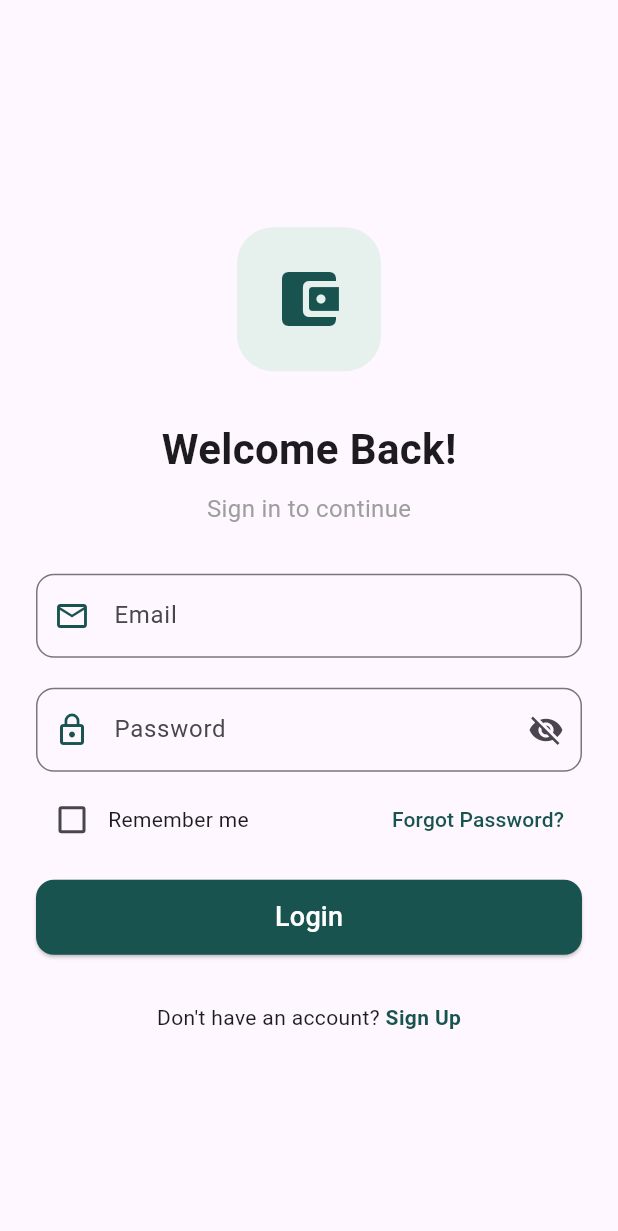
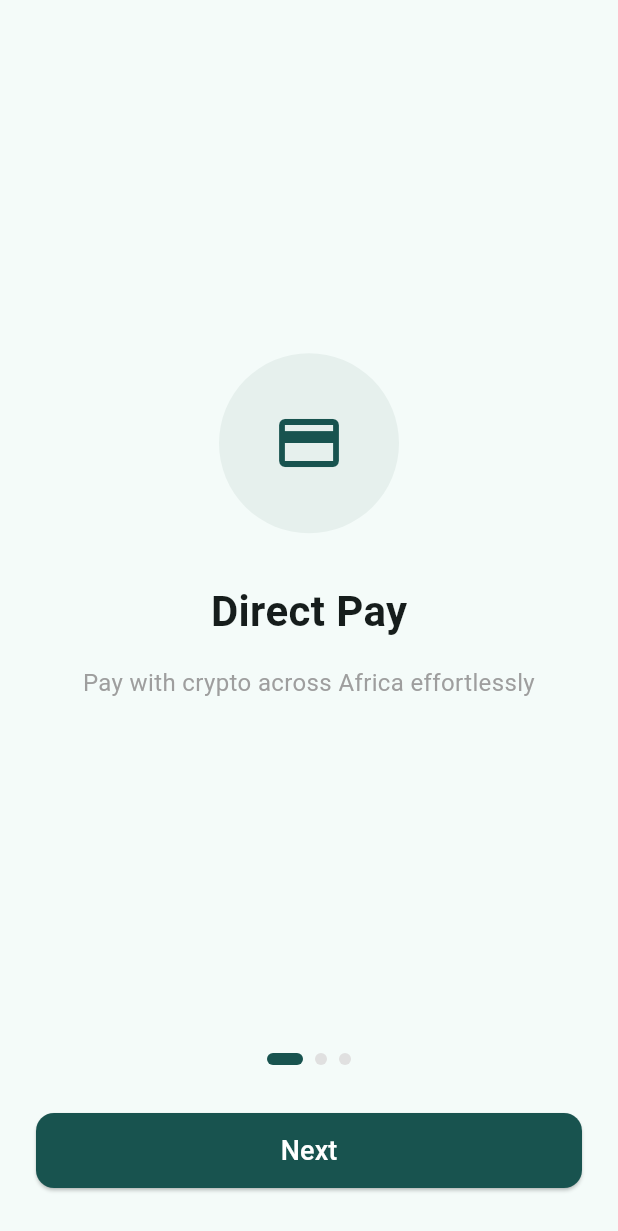
Before and after one commit to Daniel-Kav/Pretium-finance-app, a Flutter app: the screen it shows after launch, on a phone screen of 412 x 824 dp. Shown: the top 1231 px of the screen. Run offline on Flutter 3.47's test engine with Material 3 defaults, Android fonts, the phone set to English and light mode, and no system bars.

Commit message:
feat: add DirectPaySplash screen and update app theme
Introduce a new splash screen for Direct Pay, replacing the initial LoginPage as the home screen. Update the app title and theme colors to align with the new branding.

```diff
--- /dev/null
+++ b/pretium/lib/Splash/direct_pay_splash.dart
@@ -0,0 +1,112 @@
+import 'package:flutter/material.dart';
+import '../login_page.dart';
+
+class DirectPaySplash extends StatelessWidget {
+  const DirectPaySplash({Key? key}) : super(key: key);
+
+  @override
+  Widget build(BuildContext context) {
+    return Scaffold(
+      body: SafeArea(
+        child: Padding(
+          padding: const EdgeInsets.symmetric(horizontal: 24.0),
+          child: Column(
+            children: [
+              const Spacer(),
+              // Direct Pay Icon
+              Container(
+                width: 120,
+                height: 120,
+                decoration: BoxDecoration(
+                  color: const Color(0xFFE6F0ED),
+                  borderRadius: BorderRadius.circular(60),
+                ),
+                child: const Icon(
+                  Icons.credit_card,
+                  size: 48,
+                  color: Color(0xFF18534F),
+                ),
+              ),
+              const SizedBox(height: 32),
+              // Title
+              const Text(
+                'Direct Pay',
+                style: TextStyle(
+                  fontSize: 28,
+                  fontWeight: FontWeight.bold,
+                ),
+              ),
+              const SizedBox(height: 16),
+              // Description
+              const Text(
+                'Pay with crypto across Africa effortlessly',
+                textAlign: TextAlign.center,
+                style: TextStyle(
+                  fontSize: 16,
+                  color: Colors.grey,
+                ),
+              ),
+              const Spacer(),
+              // Navigation Dots
+              Row(
+                mainAxisAlignment: MainAxisAlignment.center,
+                children: [
+                  Container(
+                    width: 24,
+                    height: 8,
+                    decoration: BoxDecoration(
+                      color: const Color(0xFF18534F),
+                      borderRadius: BorderRadius.circular(4),
+                    ),
+                  ),
+                  const SizedBox(width: 8),
+                  Container(
+                    width: 8,
+                    height: 8,
+                    decoration: BoxDecoration(
+                      color: Colors.grey.shade300,
+                      borderRadius: BorderRadius.circular(4),
+                    ),
+                  ),
+                  const SizedBox(width: 8),
+                  Container(
+                    width: 8,
+                    height: 8,
+                    decoration: BoxDecoration(
+                      color: Colors.grey.shade300,
+                      borderRadius: BorderRadius.circular(4),
+                    ),
+                  ),
+                ],
+              ),
+              const SizedBox(height: 32),
+              // Next Button
+              SizedBox(
+                width: double.infinity,
+                height: 50,
+                child: ElevatedButton(
+                  style: ElevatedButton.styleFrom(
+                    backgroundColor: const Color(0xFF18534F),
+                    shape: RoundedRectangleBorder(
+                      borderRadius: BorderRadius.circular(12),
+                    ),
+                  ),
+                  onPressed: () {
+                    Navigator.of(context).pushReplacement(
+                      MaterialPageRoute(builder: (context) => const LoginPage()),
+                    );
+                  },
+                  child: const Text(
+                    'Next',
+                    style: TextStyle(fontSize: 18, color: Colors.white),
+                  ),
+                ),
+              ),
+              const SizedBox(height: 32),
+            ],
+          ),
+        ),
+      ),
+    );
+  }
+}
--- a/pretium/lib/main.dart
+++ b/pretium/lib/main.dart
@@ -1,5 +1,5 @@
 import 'package:flutter/material.dart';
-import 'login_page.dart';
+import 'Splash/direct_pay_splash.dart';
 
 void main() {
   runApp(const MyApp());
@@ -12,12 +12,12 @@ class MyApp extends StatelessWidget {
   @override
   Widget build(BuildContext context) {
     return MaterialApp(
-      title: 'Flutter Demo',
+      title: 'Pretium',
       theme: ThemeData(
-        //
-        colorScheme: ColorScheme.fromSeed(seedColor: Colors.deepPurple),
+        primaryColor: const Color(0xFF18534F),
+        colorScheme: ColorScheme.fromSeed(seedColor: const Color(0xFF18534F)),
       ),
-      home: const LoginPage(),
+      home: const DirectPaySplash(),
     );
   }
 }
```
